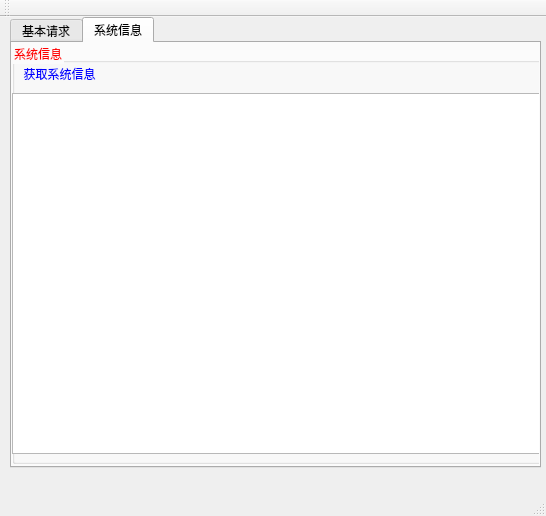
This is mainwindow.ui in crawler-john/ECU-RS-PC as Qt 5 draws it before an edit. The edited form follows.
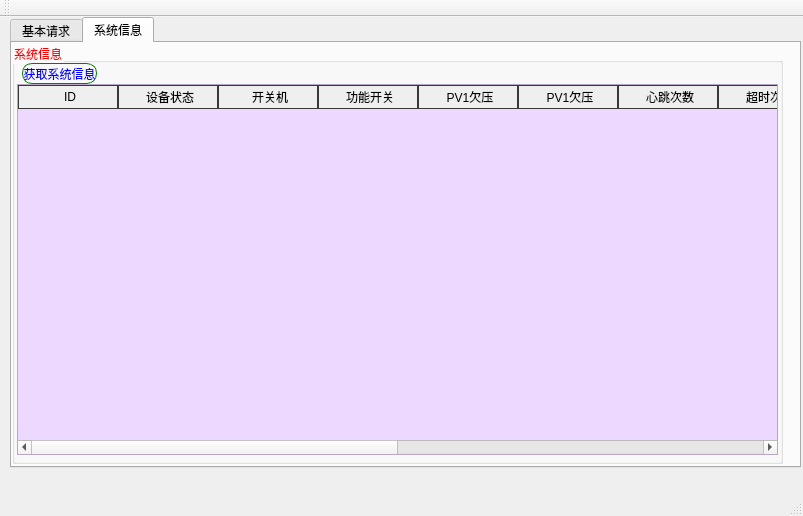
This is the edited form. The open tabs and pages were chosen to show the change. Icons and pictures are not drawn.

Diff of the .ui file:
```diff
--- a/mainwindow.ui
+++ b/mainwindow.ui
@@ -6,7 +6,7 @@
    <rect>
     <x>0</x>
     <y>0</y>
-    <width>546</width>
+    <width>803</width>
     <height>516</height>
    </rect>
   </property>
@@ -19,7 +19,7 @@
      <rect>
       <x>10</x>
       <y>0</y>
-      <width>531</width>
+      <width>791</width>
       <height>451</height>
      </rect>
     </property>
@@ -90,6 +90,8 @@
 color:#0000ff;
 border:26px;
 solid #FFFFFF;
+border: 1px solid green;
+border-radius:10px;
 }
 QPushButton:hover{
 color:#FF0000;
@@ -576,23 +578,13 @@
        <rect>
         <x>0</x>
         <y>0</y>
-        <width>541</width>
+        <width>771</width>
         <height>421</height>
        </rect>
       </property>
       <property name="title">
        <string>系统信息</string>
       </property>
-      <widget class="QTableView" name="tableView">
-       <property name="geometry">
-        <rect>
-         <x>0</x>
-         <y>50</y>
-         <width>531</width>
-         <height>361</height>
-        </rect>
-       </property>
-      </widget>
       <widget class="QPushButton" name="btn_getSystem">
        <property name="geometry">
         <rect>
@@ -606,6 +598,86 @@
         <string>获取系统信息</string>
        </property>
       </widget>
+      <widget class="QTableWidget" name="tableWidget">
+       <property name="geometry">
+        <rect>
+         <x>5</x>
+         <y>41</y>
+         <width>761</width>
+         <height>371</height>
+        </rect>
+       </property>
+       <column>
+        <property name="text">
+         <string>ID</string>
+        </property>
+       </column>
+       <column>
+        <property name="text">
+         <string>设备状态</string>
+        </property>
+       </column>
+       <column>
+        <property name="text">
+         <string>开关机</string>
+        </property>
+       </column>
+       <column>
+        <property name="text">
+         <string>功能开关</string>
+        </property>
+       </column>
+       <column>
+        <property name="text">
+         <string>PV1欠压</string>
+        </property>
+       </column>
+       <column>
+        <property name="text">
+         <string>PV1欠压</string>
+        </property>
+       </column>
+       <column>
+        <property name="text">
+         <string>心跳次数</string>
+        </property>
+       </column>
+       <column>
+        <property name="text">
+         <string>超时次数</string>
+        </property>
+       </column>
+       <column>
+        <property name="text">
+         <string>当天关机数</string>
+        </property>
+       </column>
+       <column>
+        <property name="text">
+         <string>PV1输入电压</string>
+        </property>
+       </column>
+       <column>
+        <property name="text">
+         <string>PV2输入电压</string>
+        </property>
+       </column>
+       <column>
+        <property name="text">
+         <string>输入电流</string>
+        </property>
+       </column>
+       <column>
+        <property name="text">
+         <string>PV1输入功率</string>
+        </property>
+       </column>
+       <column>
+        <property name="text">
+         <string>PV2输入功率</string>
+        </property>
+       </column>
+      </widget>
      </widget>
     </widget>
    </widget>
```
Left out of the diff: 6 changed lines with no effect on the pictures.
